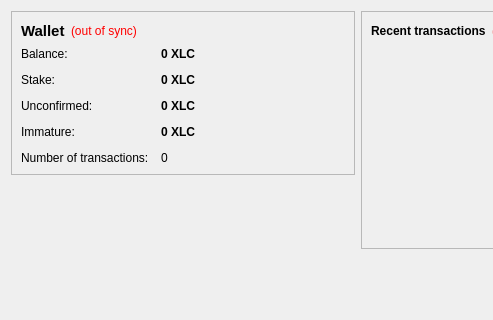
Crypto-Currency/LitecoinPlus, file src/qt/forms/overviewpage.ui: the form before one commit; both pictures show x 0 to 493 and y 0 to 320 of the 715 by 441 pixel window.
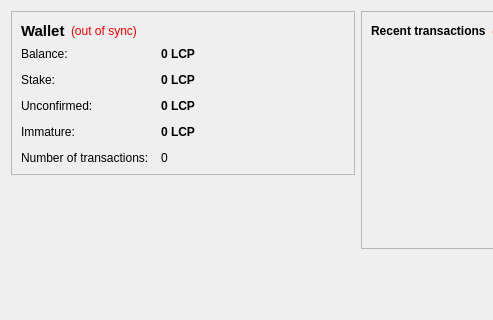
The form after the commit. Icons and pictures are not drawn.

```diff
--- a/src/qt/forms/overviewpage.ui
+++ b/src/qt/forms/overviewpage.ui
@@ -105,7 +105,7 @@
              <string>Your current balance</string>
             </property>
             <property name="text">
-             <string notr="true">0 XLC</string>
+             <string notr="true">0 LCP</string>
             </property>
             <property name="textInteractionFlags">
              <set>Qt::LinksAccessibleByMouse|Qt::TextSelectableByKeyboard|Qt::TextSelectableByMouse</set>
@@ -134,7 +134,7 @@
              <string>Total of coins that was staked, and do not yet count toward the current balance</string>
             </property>
             <property name="text">
-             <string notr="true">0 XLC</string>
+             <string notr="true">0 LCP</string>
             </property>
             <property name="textInteractionFlags">
              <set>Qt::LinksAccessibleByMouse|Qt::TextSelectableByKeyboard|Qt::TextSelectableByMouse</set>
@@ -163,7 +163,7 @@
              <string>Total of transactions that have yet to be confirmed, and do not yet count toward the current balance</string>
             </property>
             <property name="text">
-             <string notr="true">0 XLC</string>
+             <string notr="true">0 LCP</string>
             </property>
             <property name="textInteractionFlags">
              <set>Qt::LinksAccessibleByMouse|Qt::TextSelectableByKeyboard|Qt::TextSelectableByMouse</set>
@@ -189,7 +189,7 @@
              <string>Mined balance that has not yet matured</string>
             </property>
             <property name="text">
-             <string notr="true">0 XLC</string>
+             <string notr="true">0 LCP</string>
             </property>
             <property name="textInteractionFlags">
              <set>Qt::LinksAccessibleByMouse|Qt::TextSelectableByKeyboard|Qt::TextSelectableByMouse</set>
```
Left out of the diff: 106 changed lines with no effect on the pictures.
